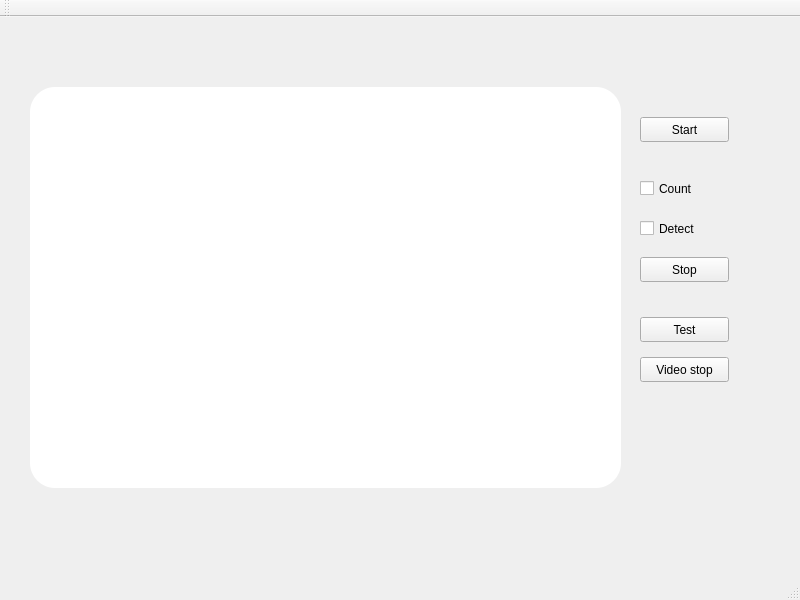
Old version of the form Engine/EngineGUI/ui/mainwindow.ui in the repository lacie-life/FruitCountingEngine.
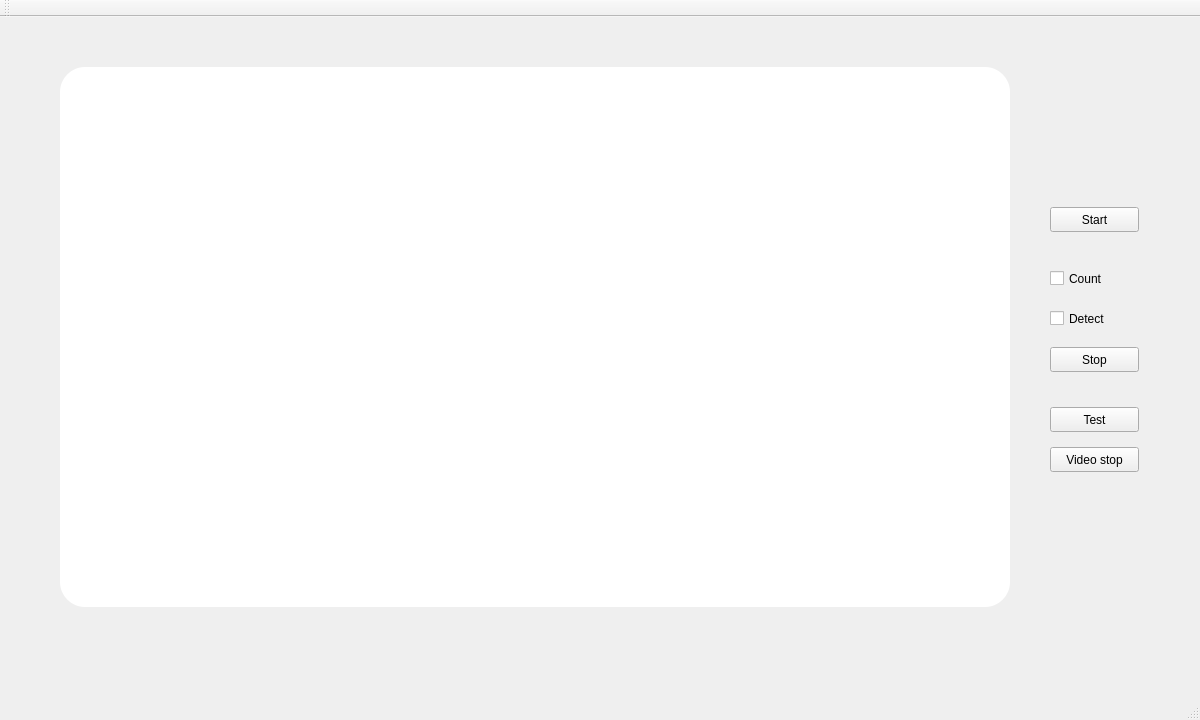
New version of the form.

```diff
--- a/Engine/EngineGUI/ui/mainwindow.ui
+++ b/Engine/EngineGUI/ui/mainwindow.ui
@@ -6,8 +6,8 @@
    <rect>
     <x>0</x>
     <y>0</y>
-    <width>800</width>
-    <height>600</height>
+    <width>1200</width>
+    <height>720</height>
    </rect>
   </property>
   <property name="windowTitle">
@@ -17,10 +17,10 @@
    <widget class="QLabel" name="imageView">
     <property name="geometry">
      <rect>
-      <x>20</x>
-      <y>70</y>
-      <width>601</width>
-      <height>401</height>
+      <x>50</x>
+      <y>50</y>
+      <width>960</width>
+      <height>540</height>
      </rect>
     </property>
     <property name="styleSheet">
@@ -33,8 +33,8 @@
    <widget class="QPushButton" name="startButton">
     <property name="geometry">
      <rect>
-      <x>640</x>
-      <y>100</y>
+      <x>1050</x>
+      <y>190</y>
       <width>89</width>
       <height>25</height>
      </rect>
@@ -46,8 +46,8 @@
    <widget class="QCheckBox" name="countCheck">
     <property name="geometry">
      <rect>
-      <x>640</x>
-      <y>160</y>
+      <x>1050</x>
+      <y>250</y>
       <width>92</width>
       <height>23</height>
      </rect>
@@ -59,8 +59,8 @@
    <widget class="QCheckBox" name="detecCheck">
     <property name="geometry">
      <rect>
-      <x>640</x>
-      <y>200</y>
+      <x>1050</x>
+      <y>290</y>
       <width>92</width>
       <height>23</height>
      </rect>
@@ -72,8 +72,8 @@
    <widget class="QPushButton" name="stopButton">
     <property name="geometry">
      <rect>
-      <x>640</x>
-      <y>240</y>
+      <x>1050</x>
+      <y>330</y>
       <width>89</width>
       <height>25</height>
      </rect>
@@ -85,8 +85,8 @@
    <widget class="QPushButton" name="videoTestButton">
     <property name="geometry">
      <rect>
-      <x>640</x>
-      <y>300</y>
+      <x>1050</x>
+      <y>390</y>
       <width>89</width>
       <height>25</height>
      </rect>
@@ -98,8 +98,8 @@
    <widget class="QPushButton" name="stopVideoTest">
     <property name="geometry">
      <rect>
-      <x>640</x>
-      <y>340</y>
+      <x>1050</x>
+      <y>430</y>
       <width>89</width>
       <height>25</height>
      </rect>
```
Left out of the diff: 2 changed lines with no effect on the pictures.
